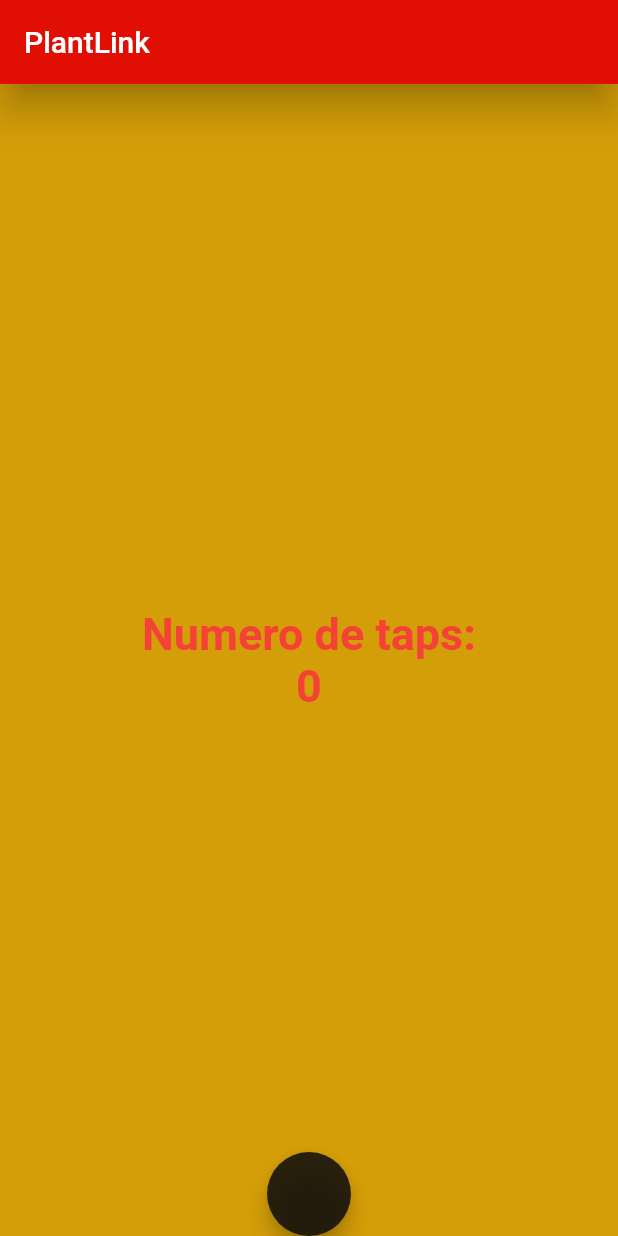
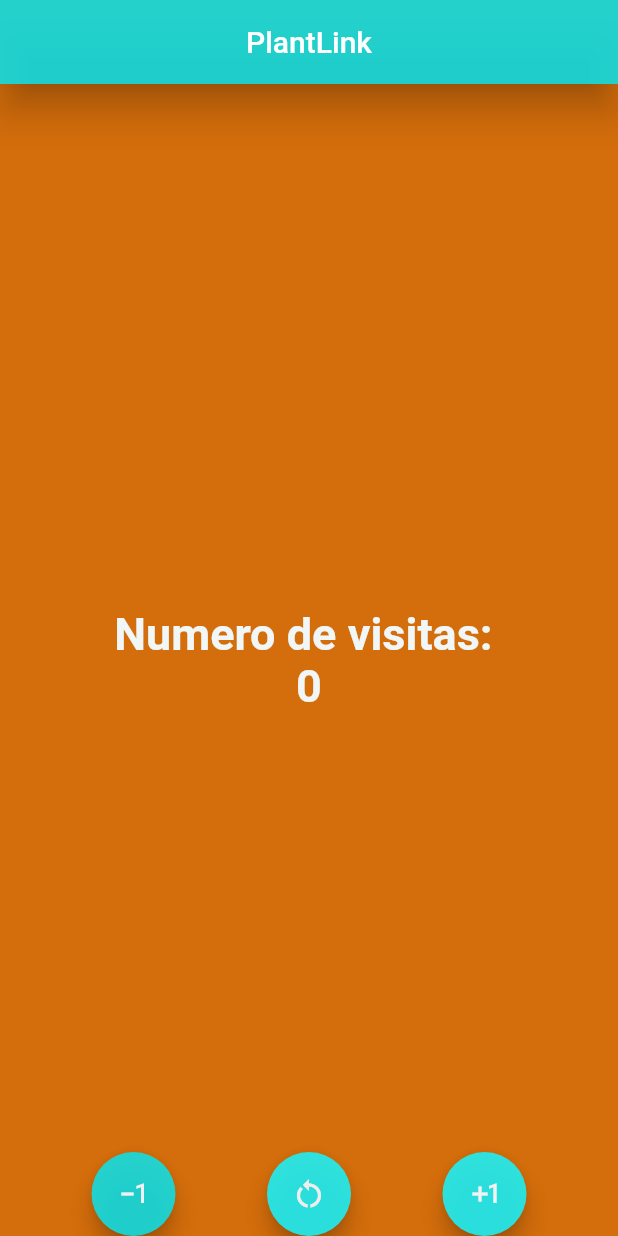
Before and after one commit to Postdie/Multiplicador_app, a Flutter app: the screen it shows after launch, on a phone screen of 412 x 824 dp. Run offline on Flutter 3.47's test engine with Material 2 defaults, Android fonts, the phone set to English and light mode, and no system bars.

```diff
--- a/lib/main.dart
+++ b/lib/main.dart
@@ -1,18 +1,20 @@
-import 'package:counter_app5b/screens/home_screen.dart';
+import 'package:counter_app5b/screens/counter_screen.dart';
 import 'package:flutter/material.dart';
 
 void main(List<String> args) {
-  runApp( const MiApp());
+  runApp(const MiApp());
 }
 
-class MiApp extends StatelessWidget {
+//Se titnenn que implementar los elementos de la clase abstracta
+class MiApp extends StatelessWidget{
   const MiApp({super.key});
 
+//inicio de la app
   @override
   Widget build(BuildContext context) {
     return const MaterialApp(
       debugShowCheckedModeBanner: false,
-      home: HomeScreen(),
+      home: CounterScreeen(),
     );
   }
 }
--- /dev/null
+++ b/lib/screens/counter_screen.dart
@@ -0,0 +1,100 @@
+import 'package:flutter/material.dart';
+
+class CounterScreeen extends StatefulWidget{
+  const CounterScreeen({super.key});
+
+  @override
+  State<CounterScreeen> createState() => _CounterScreeenState();
+}
+//Clase privada
+class _CounterScreeenState extends State<CounterScreeen> {
+   int contador = 0;
+  final TextStyle estiloTexto = const TextStyle(
+    fontSize: 30,
+    color: Color.fromARGB(255, 241, 246, 247),
+    fontWeight: FontWeight.bold,
+  );
+  void incrementar() {
+    contador++;
+    setState((){});
+  }
+  void decrementar() {
+    contador--;
+    setState((){});
+  }
+  void reiniciar() {
+    contador = 0;
+    setState((){});
+  }
+
+  @override
+  Widget build(BuildContext context) {
+
+  return Scaffold(
+    appBar: AppBar(
+      backgroundColor:  Color.fromARGB(223, 13, 224, 231),
+      title: const Text('PlantLink'),
+      centerTitle: true,
+      elevation: 10
+      ,),
+      backgroundColor: Color.fromARGB(255, 212, 109, 11),
+    body: Center(
+      child: Column(
+        mainAxisAlignment: MainAxisAlignment.center,
+        children: [
+          Text('Numero de visitas: ',
+          style: estiloTexto),
+          Text('$contador',
+          style: estiloTexto,
+          ),
+        ],
+      ),
+),
+floatingActionButtonLocation: FloatingActionButtonLocation.centerDocked,
+  floatingActionButton: CustomFloatingActionButtom(
+  decrease: decrementar,
+  increase: incrementar,
+  reset: reiniciar,),
+  );
+}
+}
+
+class CustomFloatingActionButtom extends StatelessWidget {
+  final Function increase;
+  final Function decrease;
+  final Function reset;
+
+  const CustomFloatingActionButtom({
+    super.key, required this.increase, required this.decrease, required this.reset,
+  });
+
+  @override
+  Widget build(BuildContext context) {
+    return Row(
+      mainAxisAlignment: MainAxisAlignment.spaceEvenly,
+      children: [
+        FloatingActionButton(
+          onPressed:() => decrease(),
+          backgroundColor: Color.fromARGB(223, 13, 224, 231),
+          foregroundColor: Color.fromARGB(255, 240, 240, 243),
+          child: const Icon(Icons.exposure_minus_1),
+          ),
+         // const SizedBox(
+//width: 30,
+//),
+          FloatingActionButton(
+          onPressed: () => reset(),
+          backgroundColor: Color.fromARGB(223, 25, 242, 250),
+          foregroundColor: Color.fromARGB(255, 240, 237, 237),
+          child: const Icon(Icons.restart_alt),
+          ),
+          FloatingActionButton(
+          onPressed: () => increase(),
+          backgroundColor: Color.fromARGB(223, 25, 242, 250),
+          foregroundColor: Color.fromARGB(255, 242, 242, 243),
+          child: const Icon(Icons.exposure_plus_1),
+          ),
+      ],
+    );
+  }
+}
```
